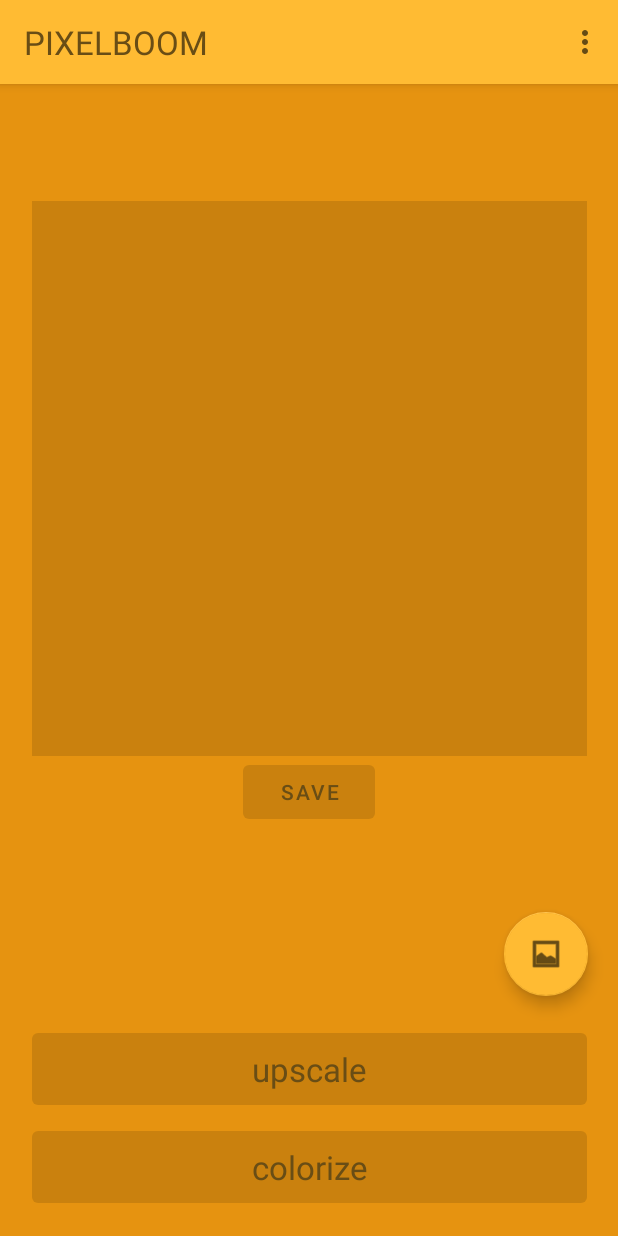
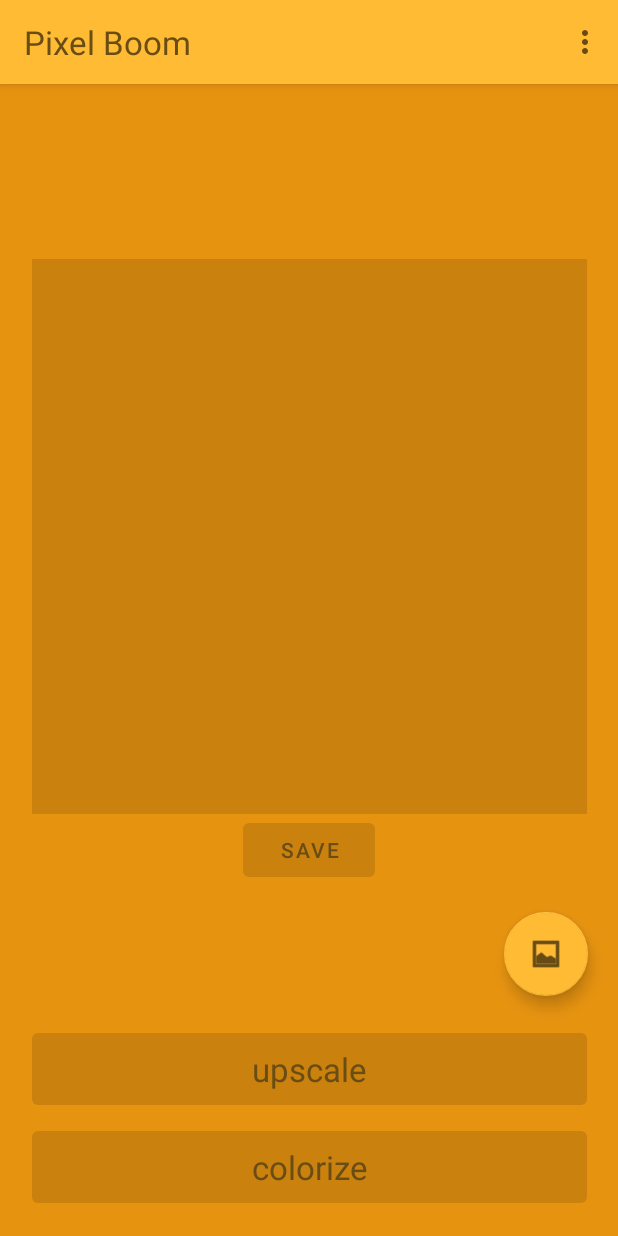
Before and after one commit to ZaitianWang/pixelboom, an Android app: the screen it shows after launch (MainActivity), on a phone screen of 412 x 824 dp. Run offline under Robolectric (Android 15) with nearby library versions, the phone set to English and light mode, and no system bars; our stand-ins replace Picasso; pictures from the network do not load.

Commit message:
disable landscape and rename app

```diff
--- a/app/src/main/AndroidManifest.xml
+++ b/app/src/main/AndroidManifest.xml
@@ -16,11 +16,11 @@
         <activity
             android:name=".MainActivity"
             android:exported="true"
-            android:label="@string/app_name"
-            android:theme="@style/Theme.Pixelboom.NoActionBar" >
+            android:theme="@style/Theme.Pixelboom.NoActionBar"
+            android:screenOrientation="portrait"
+            tools:ignore="LockedOrientationActivity">
             <intent-filter>
                 <action android:name="android.intent.action.MAIN" />
-
                 <category android:name="android.intent.category.LAUNCHER" />
             </intent-filter>
         </activity>
--- a/app/src/main/java/com/example/pixelboom/MainActivity.java
+++ b/app/src/main/java/com/example/pixelboom/MainActivity.java
@@ -70,7 +70,7 @@ public class MainActivity extends AppCompatActivity {
     private Bitmap originBmp = null;
     private Bitmap currentBmp = null;
 
-    @SuppressLint("ResourceAsColor")
+    @SuppressLint({"ResourceAsColor", "ClickableViewAccessibility"})
     @Override
     protected void onCreate(Bundle savedInstanceState) {
         super.onCreate(savedInstanceState);
--- a/app/src/main/res/layout/activity_main.xml
+++ b/app/src/main/res/layout/activity_main.xml
@@ -14,7 +14,7 @@
             android:layout_width="match_parent"
             android:layout_height="?attr/actionBarSize"
             android:background="@color/status_bar"
-            app:title="PIXELBOOM"
+            app:title="Pixel Boom"
             app:titleTextAppearance="@style/TextAppearance.AppCompat.Large"
             app:titleTextColor="@color/button_font" />
 
@@ -23,7 +23,7 @@
     <androidx.constraintlayout.widget.ConstraintLayout
         android:id="@+id/content"
         android:layout_width="match_parent"
-        android:layout_height="790dp"
+        android:layout_height="match_parent"
         android:layout_gravity="bottom"
         android:background="@color/background">
 
@@ -31,15 +31,15 @@
             android:id="@+id/imageView"
             android:layout_width="370dp"
             android:layout_height="370dp"
+            android:layout_marginBottom="140dp"
             android:adjustViewBounds="true"
             android:background="@color/disabled"
-            android:contentDescription="@string/diaplay_the_image"
-            android:scaleType="fitEnd"
+            android:contentDescription="@string/display_the_image"
+            android:scaleType="fitCenter"
             app:layout_constraintBottom_toTopOf="@+id/btnUpscale"
             app:layout_constraintEnd_toEndOf="parent"
+            app:layout_constraintHorizontal_bias="0.5"
             app:layout_constraintStart_toStartOf="parent"
-            app:layout_constraintTop_toTopOf="parent"
-            app:layout_constraintVertical_bias="0.36"
             tools:ignore="ImageContrastCheck"
             tools:srcCompat="@tools:sample/avatars" />
 
--- a/app/src/main/res/values/strings.xml
+++ b/app/src/main/res/values/strings.xml
@@ -1,5 +1,5 @@
 <resources>
-    <string name="app_name">pixelboom</string>
+    <string name="app_name">Pixel Boom</string>
     <string name="action_settings">Settings</string>
     <!-- Strings used for fragments for navigation -->
     <string name="first_fragment_label">First Fragment</string>
@@ -11,7 +11,7 @@
     <string name="hello_second_fragment">Hello second fragment. Arg: %1$s</string>
     <string name="upscale">upscale</string>
     <string name="select_an_image_from_the_album">select an image from the album</string>
-    <string name="diaplay_the_image">diaplay the image</string>
+    <string name="display_the_image">display the image</string>
     <string name="colorize">colorize</string>
     <string name="button">Button</string>
     <string name="save">save</string>
```
